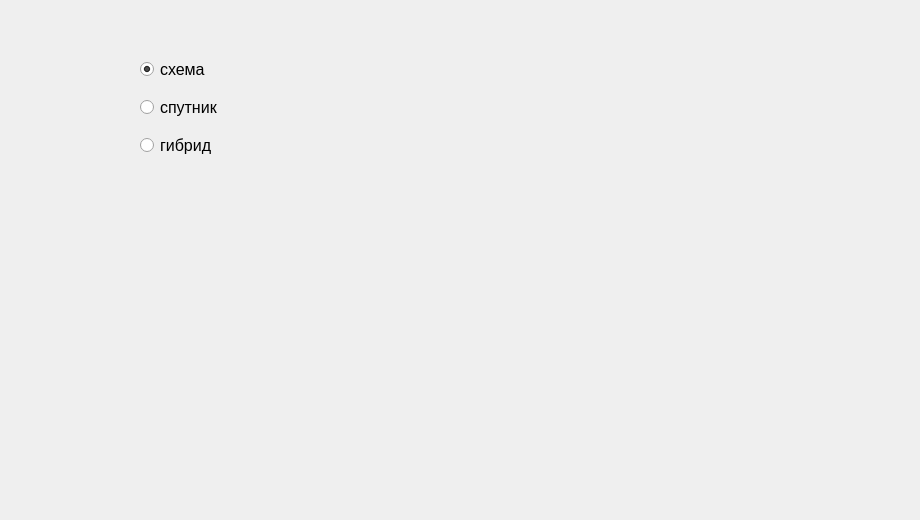
Above: main_menu.ui from WarpMain/project before the change. Below: the same form after it.
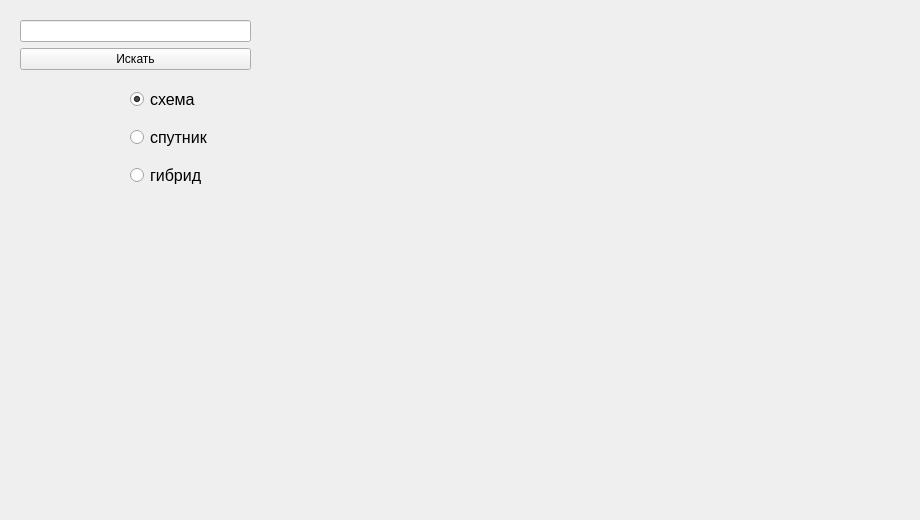
That is the form after the change.

Commit message: add search for organization

The edit to the form file:
```diff
--- a/main_menu.ui
+++ b/main_menu.ui
@@ -33,12 +33,33 @@
       <height>470</height>
      </rect>
     </property>
+    <widget class="QWidget" name="verticalLayoutWidget_2">
+     <property name="geometry">
+      <rect>
+       <x>10</x>
+       <y>10</y>
+       <width>231</width>
+       <height>51</height>
+      </rect>
+     </property>
+     <layout class="QVBoxLayout" name="verticalLayout">
+      <item>
+       <widget class="QLineEdit" name="address"/>
+      </item>
+      <item>
+       <widget class="QPushButton" name="SearchButton">
+        <property name="text">
+         <string>Искать</string>
+        </property>
+       </widget>
+      </item>
+     </layout>
    </widget>
    <widget class="QWidget" name="verticalLayoutWidget">
     <property name="geometry">
      <rect>
-      <x>140</x>
-      <y>50</y>
+       <x>120</x>
+       <y>70</y>
       <width>113</width>
       <height>116</height>
      </rect>
@@ -84,6 +105,7 @@
       </widget>
      </item>
     </layout>
+    </widget>
    </widget>
   </widget>
   <widget class="QMenuBar" name="menubar">
```
Lines whose indentation alone changed are shown as unchanged. The commit also changes 1 other file.
